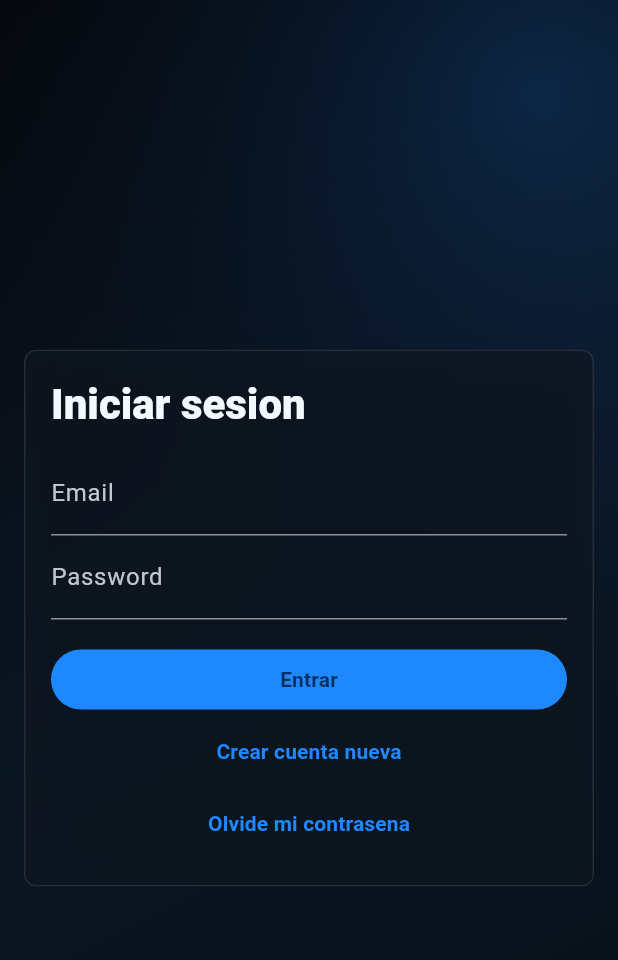
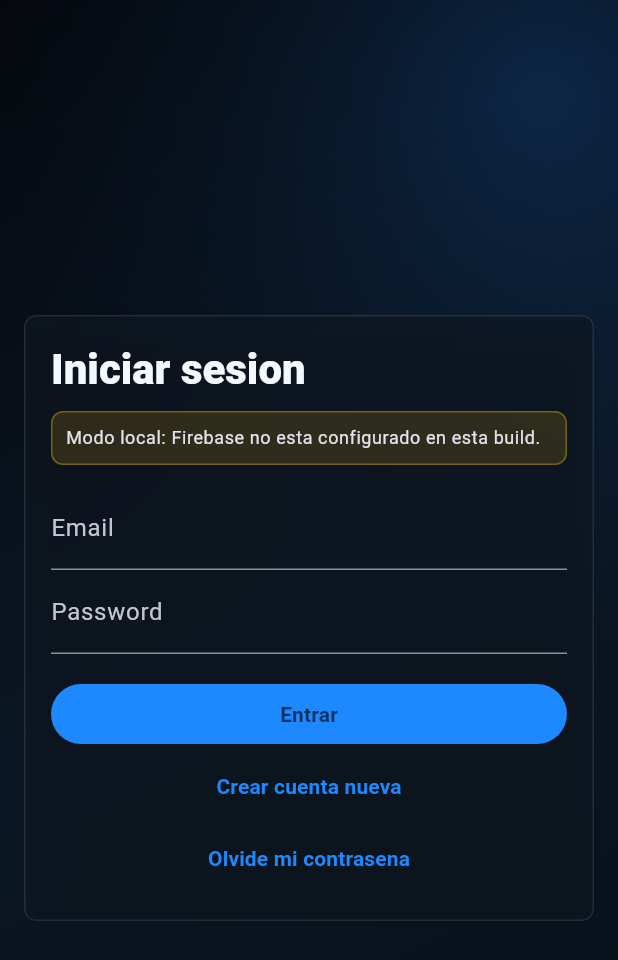
Before and after one commit to spartanmine360ism-afk/auradrones-ia, a Flutter app: the screen it shows after launch, on a phone screen of 412 x 824 dp. Shown: the top 960 px of the screen. Run offline on Flutter 3.47's test engine with Material 3 defaults, Android fonts, the light colour scheme and no system bars; our stand-ins replace cloud_firestore, firebase_auth, firebase_core, flutter_riverpod, geocoding, geolocator and 2 more; accounts and stored records are empty.

Commit message:
Debug IA Firebase KP Vuelo

```diff
--- a/lib/core/services/firebase_bootstrap.dart
+++ b/lib/core/services/firebase_bootstrap.dart
@@ -7,16 +7,25 @@ class FirebaseBootstrap {
   const FirebaseBootstrap._();
 
   static bool initialized = false;
+  static Object? initializationError;
+
+  static bool get configured => DefaultFirebaseOptions.isConfigured;
+  static bool get localMode => !configured;
+  static bool get failed =>
+      configured && !initialized && initializationError != null;
+  static String? get failureMessage => initializationError?.toString();
 
   static Future<void> initialize() async {
-    if (!DefaultFirebaseOptions.isConfigured) return;
+    if (!configured) return;
     try {
       await Firebase.initializeApp(
         options: DefaultFirebaseOptions.currentPlatform,
       );
       initialized = true;
+      initializationError = null;
     } catch (error) {
       initialized = false;
+      initializationError = error;
       debugPrint('Firebase disabled: $error');
     }
   }
--- a/lib/core/services/providers.dart
+++ b/lib/core/services/providers.dart
@@ -183,7 +183,7 @@ class UserDroneService implements DroneService {
   @override
   Future<List<Drone>> all() async {
     final user = ref.watch(currentUserProvider);
-    if (user == null) return MockData.drones;
+    if (user == null) return const [];
     final stream = ref.watch(userDataServiceProvider).watchDrones(user.id);
     return stream.first;
   }
@@ -197,7 +197,7 @@ class UserBatteryService implements BatteryService {
   @override
   Future<List<DroneBattery>> all() async {
     final user = ref.watch(currentUserProvider);
-    if (user == null) return MockData.batteries;
+    if (user == null) return const [];
     final stream = ref.watch(userDataServiceProvider).watchBatteries(user.id);
     return stream.first;
   }
--- a/lib/features/auth/login_screen.dart
+++ b/lib/features/auth/login_screen.dart
@@ -2,6 +2,7 @@ import 'package:flutter/material.dart';
 import 'package:flutter_riverpod/flutter_riverpod.dart';
 import 'package:go_router/go_router.dart';
 
+import '../../core/services/firebase_bootstrap.dart';
 import '../../core/services/providers.dart';
 import '../../core/widgets/aura_background.dart';
 import '../../core/widgets/aura_glass_card.dart';
@@ -105,6 +106,19 @@ class _LoginScreenState extends ConsumerState<LoginScreen> {
                       _register ? 'Crear cuenta' : 'Iniciar sesion',
                       style: Theme.of(context).textTheme.headlineMedium,
                     ),
+                    if (FirebaseBootstrap.localMode) ...[
+                      const SizedBox(height: 10),
+                      const _ModeBanner(
+                        text:
+                            'Modo local: Firebase no esta configurado en esta build.',
+                      ),
+                    ] else if (FirebaseBootstrap.failed) ...[
+                      const SizedBox(height: 10),
+                      _ModeBanner(
+                        text:
+                            'Error real de Firebase: ${FirebaseBootstrap.failureMessage}',
+                      ),
+                    ],
                     const SizedBox(height: 14),
                     if (_register)
                       TextField(
@@ -160,3 +174,24 @@ class _LoginScreenState extends ConsumerState<LoginScreen> {
     );
   }
 }
+
+class _ModeBanner extends StatelessWidget {
+  const _ModeBanner({required this.text});
+
+  final String text;
+
+  @override
+  Widget build(BuildContext context) {
+    return DecoratedBox(
+      decoration: BoxDecoration(
+        color: Colors.amber.withValues(alpha: .14),
+        borderRadius: BorderRadius.circular(8),
+        border: Border.all(color: Colors.amber.withValues(alpha: .35)),
+      ),
+      child: Padding(
+        padding: const EdgeInsets.all(10),
+        child: Text(text, style: Theme.of(context).textTheme.bodySmall),
+      ),
+    );
+  }
+}
```
Also changed, not shown: lib/core/services/auth_service.dart (+20 -8 lines), lib/core/services/user_data_service.dart (+30 -13 lines), lib/features/splash/splash_screen.dart (+23 -6 lines).
